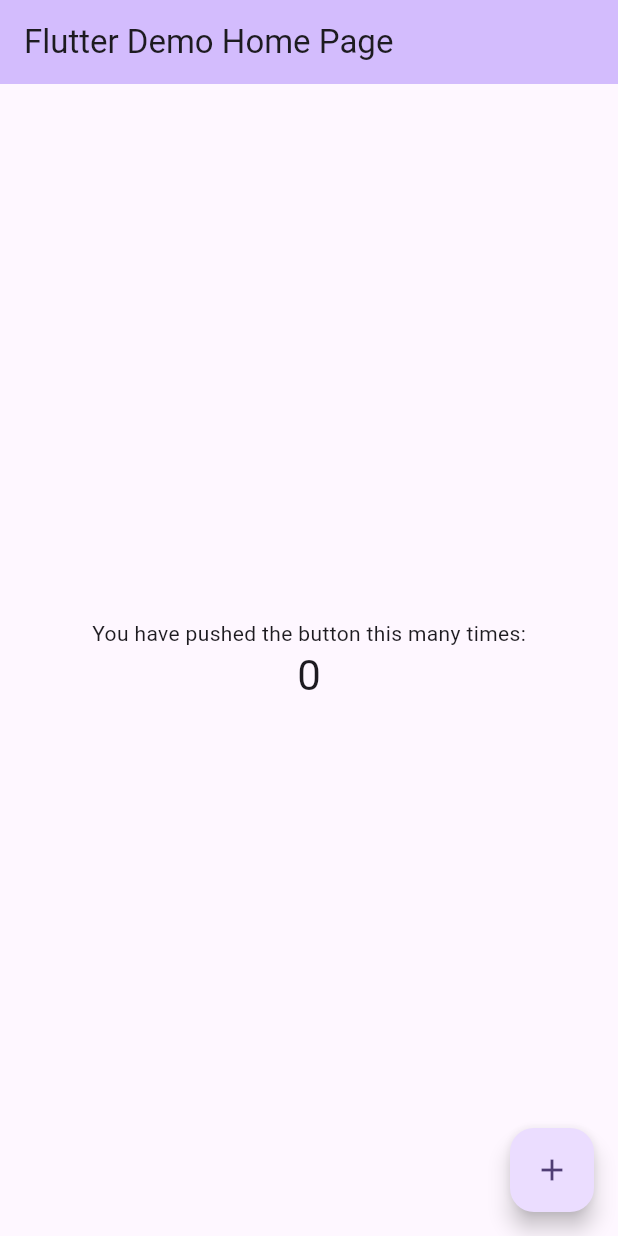
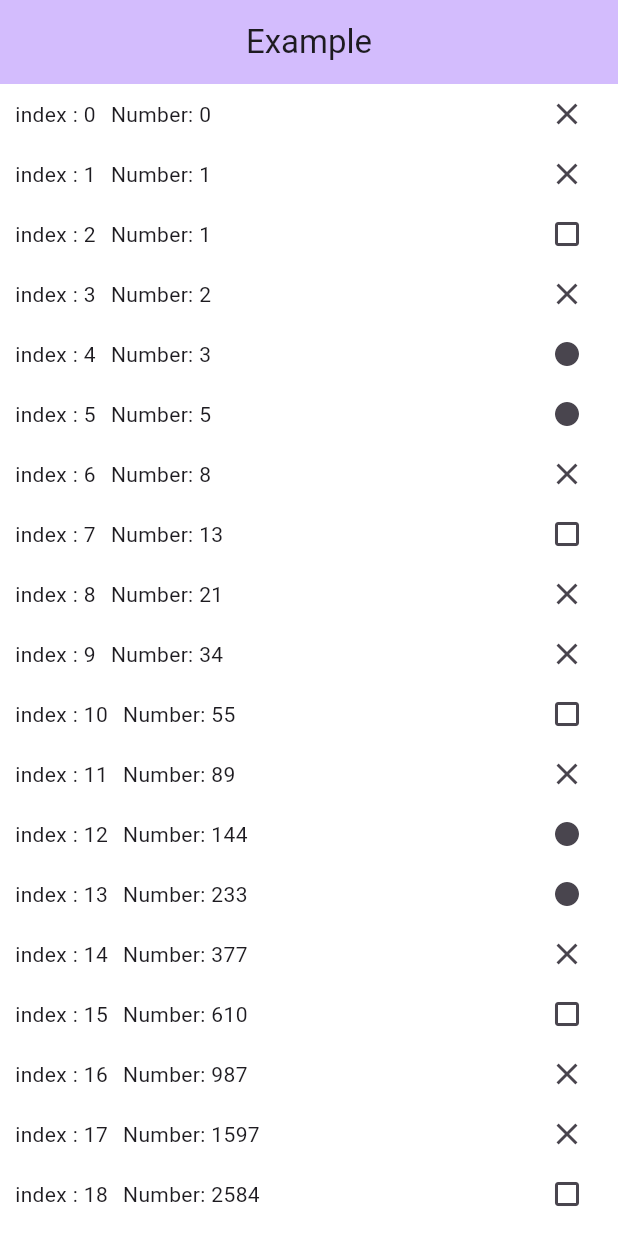
Before and after one commit to BeeChakkrit/test_mobile_1, a Flutter app: the screen it shows after launch, on a phone screen of 412 x 824 dp. Run offline on Flutter 3.47's test engine with Material 3 defaults, Android fonts, the phone set to English and light mode, and no system bars.

Commit message:
up codes

```diff
--- a/lib/main.dart
+++ b/lib/main.dart
@@ -1,4 +1,5 @@
 import 'package:flutter/material.dart';
+import 'package:test_mobile_1/src/pages/home/home_page.dart';
 
 void main() {
   runApp(const MyApp());
@@ -31,93 +32,7 @@ class MyApp extends StatelessWidget {
         colorScheme: ColorScheme.fromSeed(seedColor: Colors.deepPurple),
         useMaterial3: true,
       ),
-      home: const MyHomePage(title: 'Flutter Demo Home Page'),
+      home: MyHomePage(title: 'Example'),
     );
   }
 }
-
-class MyHomePage extends StatefulWidget {
-  const MyHomePage({super.key, required this.title});
-
-  // This widget is the home page of your application. It is stateful, meaning
-  // that it has a State object (defined below) that contains fields that affect
-  // how it looks.
-
-  // This class is the configuration for the state. It holds the values (in this
-  // case the title) provided by the parent (in this case the App widget) and
-  // used by the build method of the State. Fields in a Widget subclass are
-  // always marked "final".
-
-  final String title;
-
-  @override
-  State<MyHomePage> createState() => _MyHomePageState();
-}
-
-class _MyHomePageState extends State<MyHomePage> {
-  int _counter = 0;
-
-  void _incrementCounter() {
-    setState(() {
-      // This call to setState tells the Flutter framework that something has
-      // changed in this State, which causes it to rerun the build method below
-      // so that the display can reflect the updated values. If we changed
-      // _counter without calling setState(), then the build method would not be
-      // called again, and so nothing would appear to happen.
-      _counter++;
-    });
-  }
-
-  @override
-  Widget build(BuildContext context) {
-    // This method is rerun every time setState is called, for instance as done
-    // by the _incrementCounter method above.
-    //
-    // The Flutter framework has been optimized to make rerunning build methods
-    // fast, so that you can just rebuild anything that needs updating rather
-    // than having to individually change instances of widgets.
-    return Scaffold(
-      appBar: AppBar(
-        // TRY THIS: Try changing the color here to a specific color (to
-        // Colors.amber, perhaps?) and trigger a hot reload to see the AppBar
-        // change color while the other colors stay the same.
-        backgroundColor: Theme.of(context).colorScheme.inversePrimary,
-        // Here we take the value from the MyHomePage object that was created by
-        // the App.build method, and use it to set our appbar title.
-        title: Text(widget.title),
-      ),
-      body: Center(
-        // Center is a layout widget. It takes a single child and positions it
-        // in the middle of the parent.
-        child: Column(
-          // Column is also a layout widget. It takes a list of children and
-          // arranges them vertically. By default, it sizes itself to fit its
-          // children horizontally, and tries to be as tall as its parent.
-          //
-          // Column has various properties to control how it sizes itself and
-          // how it positions its children. Here we use mainAxisAlignment to
-          // center the children vertically; the main axis here is the vertical
-          // axis because Columns are vertical (the cross axis would be
-          // horizontal).
-          //
-          // TRY THIS: Invoke "debug painting" (choose the "Toggle Debug Paint"
-          // action in the IDE, or press "p" in the console), to see the
-          // wireframe for each widget.
-          mainAxisAlignment: MainAxisAlignment.center,
-          children: <Widget>[
-            const Text('You have pushed the button this many times:'),
-            Text(
-              '$_counter',
-              style: Theme.of(context).textTheme.headlineMedium,
-            ),
-          ],
-        ),
-      ),
-      floatingActionButton: FloatingActionButton(
-        onPressed: _incrementCounter,
-        tooltip: 'Increment',
-        child: const Icon(Icons.add),
-      ), // This trailing comma makes auto-formatting nicer for build methods.
-    );
-  }
-}
--- /dev/null
+++ b/lib/src/pages/home/home_page.dart
@@ -0,0 +1,308 @@
+import 'package:flutter/material.dart';
+
+class MyHomePage extends StatefulWidget {
+  const MyHomePage({super.key, required this.title});
+
+  // This widget is the home page of your application. It is stateful, meaning
+  // that it has a State object (defined below) that contains fields that affect
+  // how it looks.
+
+  // This class is the configuration for the state. It holds the values (in this
+  // case the title) provided by the parent (in this case the App widget) and
+  // used by the build method of the State. Fields in a Widget subclass are
+  // always marked "final".
+
+  final String title;
+
+  @override
+  State<MyHomePage> createState() => _MyHomePageState();
+}
+
+class _MyHomePageState extends State<MyHomePage> {
+  List<int> numbers = List.filled(40, 0);
+
+  List<ListIndex> listicon1 = [];
+  List<ListIndex> listicon2 = [];
+  List<ListIndex> listicon3 = [];
+
+  int? indexselect;
+  int? indexselect2;
+
+  @override
+  void initState() {
+    super.initState();
+    addData();
+    _scrollController = ScrollController(); // Initialize the ScrollController
+
+    numbers = List.filled(40, 0); // Initialize with 45 zeros
+    numbers[0] = 0;
+    numbers[1] = 1;
+
+    for (int i = 2; i < 40; i++) {
+      numbers[i] = numbers[i - 1] + numbers[i - 2];
+    }
+
+    for (int i = 0; i < item.length; i++) {
+      if (i < numbers.length) {
+        item[i].sumNumbers = numbers[i];
+      }
+    }
+  }
+
+  int? selectedValue;
+  ScrollController _scrollController = ScrollController();
+
+  void addData() {
+    item2 = List.of(item);
+  }
+
+  List<ListIndex> item2 = [];
+
+  List<ListIndex> item = [
+    ListIndex(icon: Icons.clear, type: 0, index: 0),
+    ListIndex(icon: Icons.clear, type: 0, index: 1),
+    ListIndex(icon: Icons.crop_square, type: 1, index: 2),
+    ListIndex(icon: Icons.clear, type: 0, index: 3),
+    ListIndex(icon: Icons.fiber_manual_record, type: 2, index: 4),
+    ListIndex(icon: Icons.fiber_manual_record, type: 2, index: 5),
+    ListIndex(icon: Icons.clear, type: 0, index: 6),
+    ListIndex(icon: Icons.crop_square, type: 1, index: 7),
+    ListIndex(icon: Icons.clear, type: 0, index: 8),
+    ListIndex(icon: Icons.clear, type: 0, index: 9),
+    ListIndex(icon: Icons.crop_square, type: 1, index: 10),
+    ListIndex(icon: Icons.clear, type: 0, index: 11),
+    ListIndex(icon: Icons.fiber_manual_record, type: 2, index: 12),
+    ListIndex(icon: Icons.fiber_manual_record, type: 2, index: 13),
+    ListIndex(icon: Icons.clear, type: 0, index: 14),
+    ListIndex(icon: Icons.crop_square, type: 1, index: 15),
+    ListIndex(icon: Icons.clear, type: 0, index: 16),
+    ListIndex(icon: Icons.clear, type: 0, index: 17),
+    ListIndex(icon: Icons.crop_square, type: 1, index: 18),
+    ListIndex(icon: Icons.clear, type: 0, index: 19),
+    ListIndex(icon: Icons.fiber_manual_record, type: 2, index: 20),
+    ListIndex(icon: Icons.fiber_manual_record, type: 2, index: 21),
+    ListIndex(icon: Icons.crop_square, type: 1, index: 22),
+    ListIndex(icon: Icons.clear, type: 0, index: 23),
+    ListIndex(icon: Icons.clear, type: 0, index: 24),
+    ListIndex(icon: Icons.crop_square, type: 1, index: 25),
+    ListIndex(icon: Icons.clear, type: 0, index: 26),
+    ListIndex(icon: Icons.fiber_manual_record, type: 2, index: 27),
+    ListIndex(icon: Icons.clear, type: 0, index: 28),
+    ListIndex(icon: Icons.crop_square, type: 1, index: 29),
+    ListIndex(icon: Icons.clear, type: 0, index: 30),
+    ListIndex(icon: Icons.clear, type: 0, index: 31),
+    ListIndex(icon: Icons.crop_square, type: 1, index: 32),
+    ListIndex(icon: Icons.clear, type: 0, index: 33),
+    ListIndex(icon: Icons.fiber_manual_record, type: 2, index: 34),
+    ListIndex(icon: Icons.fiber_manual_record, type: 2, index: 35),
+    ListIndex(icon: Icons.clear, type: 0, index: 36),
+    ListIndex(icon: Icons.crop_square, type: 1, index: 37),
+    ListIndex(icon: Icons.clear, type: 0, index: 38),
+    ListIndex(icon: Icons.fiber_manual_record, type: 2, index: 39),
+  ];
+
+  void updateItemList() {
+    setState(() {
+      item.clear();
+      item.addAll(List.of(item2));
+    });
+  }
+
+  @override
+  Widget build(BuildContext context) {
+    double height = MediaQuery.of(context).size.height;
+    double width = MediaQuery.of(context).size.width;
+
+    return Scaffold(
+      appBar: AppBar(
+        backgroundColor: Theme.of(context).colorScheme.inversePrimary,
+
+        title: Text(widget.title),
+        centerTitle: true,
+      ),
+      body: SafeArea(
+        child: Container(
+          height: height,
+          width: width,
+          color: Colors.white,
+          child: ListView.builder(
+            controller: _scrollController,
+            itemCount: item.length,
+            itemBuilder: (BuildContext context, int index) {
+              return GestureDetector(
+                onTap: () {
+                  setState(() {
+                    indexselect = index;
+                  });
+                  print(indexselect);
+                },
+                child: Container(
+                  color: selectedValue == item[index].index ? Colors.red : Colors.white,
+                  padding: EdgeInsets.symmetric(horizontal: 10),
+                  height: 40,
+                  child: Row(
+                    children: [
+                      Text('index : ${item[index].index}'),
+                      SizedBox(width: 10),
+                      Text('Number: ${item[index].sumNumbers}'),
+                      Expanded(child: Container()),
+                      IconButton(
+                        onPressed: () async {
+                          ListIndex selectedItem = item[index];
+
+                          indexselect = selectedItem.index;
+
+                          if (selectedItem.type == 0) {
+                            listicon1.add(
+                              ListIndex(
+                                type: selectedItem.type,
+                                index: selectedItem.index,
+                                icon: selectedItem.icon,
+                                sumNumbers: selectedItem.sumNumbers,
+                              ),
+                            );
+                          } else if (selectedItem.type == 1) {
+                            listicon2.add(
+                              ListIndex(
+                                type: selectedItem.type,
+                                index: selectedItem.index,
+                                icon: selectedItem.icon,
+                                sumNumbers: selectedItem.sumNumbers,
+                              ),
+                            );
+                          } else {
+                            listicon3.add(
+                              ListIndex(
+                                type: selectedItem.type,
+                                index: selectedItem.index,
+                                icon: selectedItem.icon,
+                                sumNumbers: selectedItem.sumNumbers,
+                              ),
+                            );
+                          }
+
+                          indexselect = null;
+
+                          List<ListIndex> selectedList =
+                              item[index].type == 0
+                                  ? listicon1
+                                  : item[index].type == 1
+                                  ? listicon2
+                                  : listicon3;
+
+                          final result = await showModalBottomSheet<int>(
+                            backgroundColor: Colors.black45,
+                            enableDrag: true,
+                            context: context,
+                            builder: (context) {
+                              return ListClass(selectedList: selectedList, colorvselected: selectedItem.index);
+                            },
+                          );
+                          item.removeAt(index);
+
+                          if (result != null) {
+                            updateItemList();
+                            setState(() {
+                              selectedValue = result;
+                            });
+
+                            WidgetsBinding.instance.addPostFrameCallback((_) {
+                              double itemHeight = 60.0; // Adjust this to the correct height of your list item
+                              double _position = index * itemHeight;
+
+                              _scrollController.animateTo(
+                                _position,
+                                duration: Duration(milliseconds: 300),
+                                curve: Curves.easeInOut,
+                              );
+                            });
+                          }
+
+                          setState(() {});
+                        },
+                        icon: Icon(item[index].icon),
+                      ),
+                    ],
+                  ),
+                ),
+              );
+            },
+          ),
+        ),
+      ),
+    );
+  }
+}
+
+class ListIndex {
+  int type;
+  int index;
+  int? sumNumbers;
+  IconData icon;
+
+  ListIndex({required this.type, required this.index, required this.icon, this.sumNumbers});
+}
+
+class ListClass extends StatefulWidget {
+  final int colorvselected;
+  final List<ListIndex> selectedList;
+  ListClass({super.key, required this.selectedList, required this.colorvselected});
+
+  @override
+  State<ListClass> createState() => _ListClassState();
+}
+
+class _ListClassState extends State<ListClass> {
+  @override
+  Widget build(BuildContext context) {
+    double height = MediaQuery.of(context).size.height;
+    double width = MediaQuery.of(context).size.width;
+
+    List<ListIndex> sortedList = List.from(widget.selectedList)..sort((a, b) => a.index.compareTo(b.index));
+
+    return Container(
+      decoration: BoxDecoration(borderRadius: BorderRadius.vertical(top: Radius.circular(25)), color: Colors.white),
+
+      height: height * 0.5,
+      width: width,
+      child: Column(
+        mainAxisAlignment: MainAxisAlignment.start,
+        children: [
+          Text('Selected Items', style: TextStyle(fontSize: 18, fontWeight: FontWeight.bold)),
+          SizedBox(height: 10),
+          Expanded(
+            child: ListView.builder(
+              itemCount: sortedList.length,
+              itemBuilder: (BuildContext context, int index) {
+                return Container(
+                  color: widget.colorvselected == sortedList[index].index ? Colors.green : Colors.white,
+                  child: Padding(
+                    padding: const EdgeInsets.symmetric(vertical: 8, horizontal: 16),
+                    child: Row(
+                      children: [
+                        Text('index : ${sortedList[index].index}'),
+                        SizedBox(width: 10),
+                        Text('Number: ${sortedList[index].sumNumbers}'),
+                        Expanded(child: Container()),
+                        IconButton(
+                          icon: Icon(sortedList[index].icon),
+                          onPressed: () {
+                            Navigator.pop(context, sortedList[index].index);
+
+                            setState(() {
+                              widget.selectedList.removeAt(index);
+                            });
+                          },
+                        ),
+                      ],
+                    ),
+                  ),
+                );
+              },
+            ),
+          ),
+        ],
+      ),
+    );
+  }
+}
```
